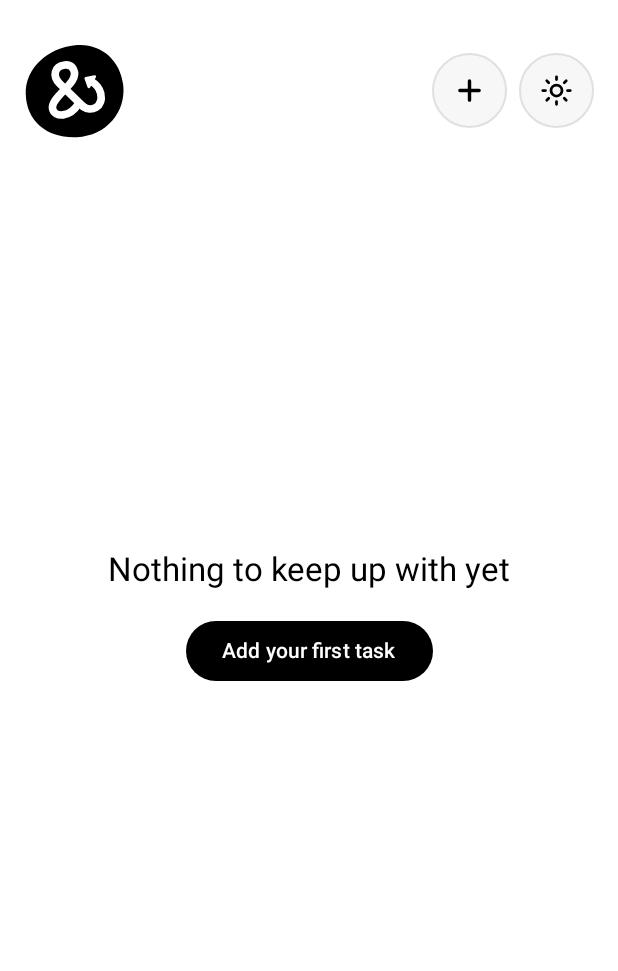
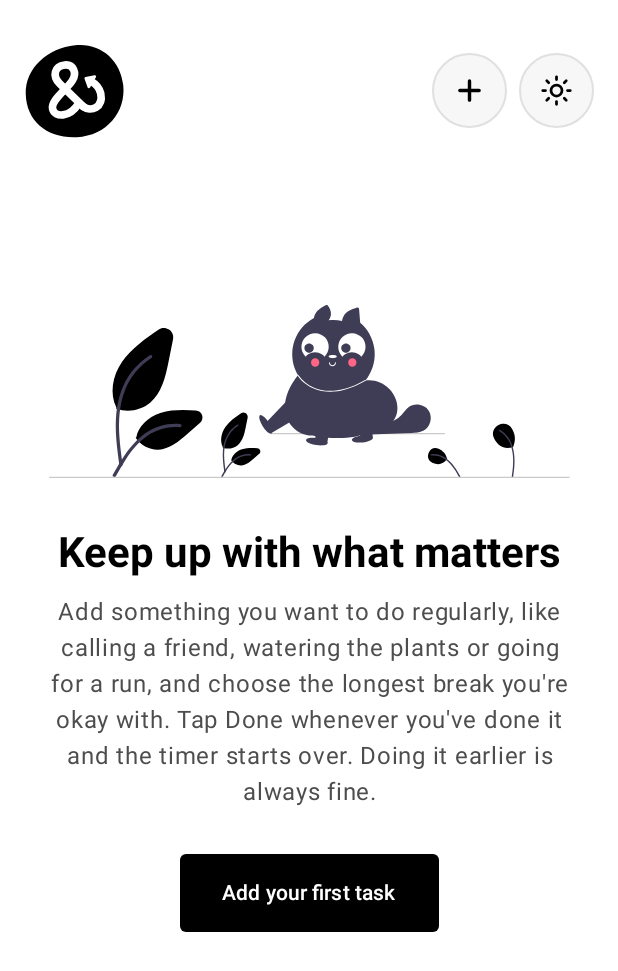
Before and after one commit to daniebeler/now-and-again, an Android app built with Jetpack Compose: the screen it shows after launch (MainActivity), on a phone screen of 412 x 824 dp. Shown: the top 971 px of the screen. Run offline under Robolectric (Android 15) with nearby library versions, the phone set to English and light mode, and no system bars; our stand-ins replace Room's generated code; libraries missing offline, so code that uses them is left out: androidx.glance, androidx.glance.appwidget; pictures from the network do not load; 1 statement that could not run was skipped.

Commit message:
Add footer easter egg

```diff
--- a/app/src/main/java/com/daniebeler/nowandagain/ui/home/HomeScreen.kt
+++ b/app/src/main/java/com/daniebeler/nowandagain/ui/home/HomeScreen.kt
@@ -8,12 +8,14 @@ import androidx.compose.animation.fadeIn
 import androidx.compose.animation.fadeOut
 import androidx.compose.animation.slideInVertically
 import androidx.compose.animation.slideOutVertically
+import androidx.compose.foundation.Image
 import androidx.compose.foundation.background
 import androidx.compose.foundation.clickable
 import androidx.compose.foundation.horizontalScroll
 import androidx.compose.foundation.interaction.MutableInteractionSource
 import androidx.compose.foundation.layout.Arrangement
 import androidx.compose.foundation.layout.Box
+import androidx.compose.foundation.layout.BoxWithConstraints
 import androidx.compose.foundation.layout.Column
 import androidx.compose.foundation.layout.PaddingValues
 import androidx.compose.foundation.layout.Row
@@ -23,6 +25,7 @@ import androidx.compose.foundation.layout.asPaddingValues
 import androidx.compose.foundation.layout.fillMaxSize
 import androidx.compose.foundation.layout.fillMaxWidth
 import androidx.compose.foundation.layout.height
+import androidx.compose.foundation.layout.heightIn
 import androidx.compose.foundation.layout.imePadding
 import androidx.compose.foundation.layout.navigationBarsPadding
 import androidx.compose.foundation.layout.padding
@@ -32,11 +35,13 @@ import androidx.compose.foundation.layout.statusBarsPadding
 import androidx.compose.foundation.layout.width
 import androidx.compose.foundation.lazy.LazyColumn
 import androidx.compose.foundation.lazy.itemsIndexed
+import androidx.compose.foundation.lazy.rememberLazyListState
 import androidx.compose.foundation.rememberScrollState
 import androidx.compose.foundation.shape.CornerSize
 import androidx.compose.foundation.shape.RoundedCornerShape
 import androidx.compose.foundation.text.KeyboardActions
 import androidx.compose.foundation.text.KeyboardOptions
+import androidx.compose.foundation.verticalScroll
 import androidx.compose.material3.Button
 import androidx.compose.material3.ButtonDefaults
 import androidx.compose.material3.FilledIconButton
@@ -57,7 +62,9 @@ import androidx.compose.material3.Text
 import androidx.compose.material3.TextButton
 import androidx.compose.runtime.Composable
 import androidx.compose.runtime.LaunchedEffect
+import androidx.compose.runtime.derivedStateOf
 import androidx.compose.runtime.getValue
+import androidx.compose.runtime.key
 import androidx.compose.runtime.mutableIntStateOf
 import androidx.compose.runtime.mutableStateOf
 import androidx.compose.runtime.remember
@@ -71,12 +78,18 @@ import androidx.compose.ui.focus.focusRequester
 import androidx.compose.ui.graphics.Brush
 import androidx.compose.ui.graphics.Color
 import androidx.compose.ui.graphics.StrokeCap
+import androidx.compose.ui.graphics.luminance
+import androidx.compose.ui.layout.ContentScale
+import androidx.compose.ui.platform.LocalDensity
 import androidx.compose.ui.platform.LocalFocusManager
+import androidx.compose.ui.platform.LocalUriHandler
 import androidx.compose.ui.res.painterResource
 import androidx.compose.ui.text.font.FontWeight
 import androidx.compose.ui.text.input.ImeAction
 import androidx.compose.ui.text.input.KeyboardCapitalization
+import androidx.compose.ui.text.style.TextAlign
 import androidx.compose.ui.unit.dp
+import androidx.compose.ui.unit.sp
 import androidx.lifecycle.compose.collectAsStateWithLifecycle
 import androidx.lifecycle.viewmodel.compose.viewModel
 import com.daniebeler.nowandagain.R
@@ -93,6 +106,9 @@ private sealed interface SheetMode {
     data object Add : SheetMode
     data class Edit(val task: Task) : SheetMode
 }
+
+private const val FOOTER_KEY = "footer"
+private val FOOTER_MIN_HEIGHT = 200.dp
 
 @Composable
 fun HomeScreen(
@@ -122,22 +138,45 @@ fun HomeScreen(
                         onAdd = { sheetMode = SheetMode.Add },
                     )
 
-                    else -> LazyColumn(
+                    else -> {
+                        val listState = rememberLazyListState()
+                        val density = LocalDensity.current
+                        val footerMinPx = with(density) { FOOTER_MIN_HEIGHT.roundToPx() }
+                        val taskCount = state.items.size
+
+                        // Height of the footer item. With few tasks it grows, so that the
+                        // whole list is exactly one footer taller than the screen.
+                        val footerHeightPx by remember(taskCount, footerMinPx) {
+                            derivedStateOf {
+                                val info = listState.layoutInfo
+                                val tasks = info.visibleItemsInfo.filter { it.key != FOOTER_KEY }
+                                if (tasks.size < taskCount) {
+                                    footerMinPx // long list: not every task is visible, so no extra space is needed
+                                } else {
+                                    val used =
+                                        info.beforeContentPadding + tasks.sumOf { it.size } + info.afterContentPadding
+                                    maxOf(
+                                        footerMinPx, info.viewportSize.height + footerMinPx - used
+                                    )
+                                }
+                            }
+                        }
+
+                        LazyColumn(
+                            state = listState,
                             modifier = Modifier.fillMaxSize(),
-                        contentPadding = PaddingValues(
-                            top = statusBarTop + topBarHeight,
-                            bottom = padding.calculateBottomPadding() + 96.dp,
-                        ),
+                            contentPadding = PaddingValues(top = statusBarTop + topBarHeight),
                         ) {
                             itemsIndexed(
-                            state.items,
-                            key = { _, item -> item.task.id }) { index, item ->
+                                state.items, key = { _, item -> item.task.id }) { index, item ->
                                 Column(Modifier.animateItem()) {
                                     if (index > 0) {
                                         HorizontalDivider(
                                             modifier = Modifier.padding(horizontal = 20.dp),
                                             thickness = 1.dp,
-                                        color = MaterialTheme.colorScheme.outlineVariant.copy(alpha = 0.5f),
+                                            color = MaterialTheme.colorScheme.outlineVariant.copy(
+                                                alpha = 0.5f
+                                            ),
                                         )
                                     }
                                     TaskListItem(
@@ -158,6 +197,10 @@ fun HomeScreen(
                                             }
                                         },
                                     )
+                                }
+                            }
+                            item(key = FOOTER_KEY) {
+                                ListFooter(Modifier.height(with(density) { footerHeightPx.toDp() }))
                             }
                         }
                     }
@@ -208,9 +251,7 @@ fun HomeScreen(
                 onDismiss = { sheetMode = null },
                 onSave = { name, days ->
                     if (editing == null) vm.addTask(name, days) else vm.editTask(
-                        editing,
-                        name,
-                        days
+                        editing, name, days
                     )
                     sheetMode = null
                 },
@@ -311,14 +352,49 @@ private fun TaskListItem(
 
 @Composable
 private fun EmptyState(onAdd: () -> Unit, modifier: Modifier = Modifier) {
+    val dark = MaterialTheme.colorScheme.background.luminance() < 0.5f
+
+    BoxWithConstraints(modifier.fillMaxSize()) {
         Column(
-        modifier = modifier.fillMaxSize(),
+            modifier = Modifier
+                .fillMaxWidth()
+                .heightIn(min = maxHeight)
+                .verticalScroll(rememberScrollState())
+                .padding(horizontal = 32.dp, vertical = 24.dp),
             verticalArrangement = Arrangement.Center,
             horizontalAlignment = Alignment.CenterHorizontally,
         ) {
-        Text("Nothing to keep up with yet", style = MaterialTheme.typography.titleLarge)
-        Spacer(Modifier.height(16.dp))
-        Button(onClick = onAdd) { Text("Add your first task") }
+            Image(
+                painter = painterResource(
+                    if (dark) R.drawable.playful_cat else R.drawable.playful_cat
+                ),
+                contentDescription = null,
+                contentScale = ContentScale.Fit,
+                modifier = Modifier
+                    .fillMaxWidth()
+                    .heightIn(max = 240.dp),
+            )
+            Spacer(Modifier.height(32.dp))
+            Text(
+                "Keep up with what matters",
+                style = MaterialTheme.typography.headlineMedium,
+                fontWeight = FontWeight.Bold,
+                textAlign = TextAlign.Center,
+            )
+            Spacer(Modifier.height(12.dp))
+            Text(
+                "Add something you want to do regularly, like calling a friend, " + "watering the plants or going for a run, and choose the longest " + "break you're okay with. Tap Done whenever you've done it and " + "the timer starts over. Doing it earlier is always fine.",
+                style = MaterialTheme.typography.bodyLarge,
+                color = MaterialTheme.colorScheme.onSurfaceVariant,
+                textAlign = TextAlign.Center,
+            )
+            Spacer(Modifier.height(32.dp))
+            Button(
+                onClick = onAdd,
+                shape = MaterialTheme.shapes.small,
+                contentPadding = PaddingValues(horizontal = 28.dp, vertical = 16.dp),
+            ) { Text("Add your first task") }
+        }
     }
 }
 
@@ -432,6 +508,7 @@ private fun SheetContent(
         }
     }
 }
+
 private const val MAX_INTERVAL = 365
 
 private val presets = listOf(
@@ -496,3 +573,45 @@ private fun IntervalPicker(days: Int, onChange: (Int) -> Unit) {
         }
     }
 }
+
+@Composable
+private fun ListFooter(modifier: Modifier = Modifier) {
+    Column(
+        modifier = modifier
+            .fillMaxWidth()
+            .navigationBarsPadding()
+            .padding(horizontal = 20.dp, vertical = 16.dp),
+        horizontalAlignment = Alignment.CenterHorizontally,
+        verticalArrangement = Arrangement.Bottom,
+    ) {
+        Image(
+            painter = painterResource(R.drawable.cow),
+            contentDescription = null,
+            modifier = Modifier.height(72.dp),
+        )
+        HorizontalDivider(
+            thickness = 1.dp,
+            color = MaterialTheme.colorScheme.outlineVariant.copy(alpha = 0.5f),
+        )
+        Spacer(Modifier.height(12.dp))
+
+        val uriHandler = LocalUriHandler.current
+
+        Text(
+            "A Ghostbyte Production",
+            style = MaterialTheme.typography.labelSmall,
+            letterSpacing = 0.6.sp,
+            color = MaterialTheme.colorScheme.onSurfaceVariant.copy(alpha = 0.5f),
+            modifier = Modifier
+                .clip(MaterialTheme.shapes.small)
+                .clickable(onClickLabel = "Open ghostbyte.dev") {
+                    try {
+                        uriHandler.openUri("https://ghostbyte.dev")
+                    } catch (_: Exception) {
+                        // No browser installed: do nothing
+                    }
+                }
+                .padding(horizontal = 12.dp, vertical = 8.dp),
+        )
+    }
+}
--- /dev/null
+++ b/app/src/main/res/drawable/playful_cat.xml
@@ -0,0 +1,108 @@
+<vector xmlns:android="http://schemas.android.com/apk/res/android"
+    android:width="785dp"
+    android:height="260.84dp"
+    android:viewportWidth="785"
+    android:viewportHeight="260.84">
+  <path
+      android:pathData="M118.97,159.29a52.29,52.29 0,0 1,-17.35 -2.95l-0.41,-0.15 0.34,-1.6c-10.09,-19.76 -6.61,-46.92 8.9,-69.25 14.1,-20.32 35.58,-35.11 54.53,-48.15h0a14.23,14.23 0,0 1,22.03 14.5l-6.7,33.62c-4.88,24.49 -10.68,47.66 -27.84,62.06A52.94,52.94 0,0 1,118.97 159.29Z"
+      android:fillColor="#000000"/>
+  <path
+      android:pathData="M106.09,241.4c-3.51,-25.55 -7.12,-51.44 -4.65,-77.26 2.19,-22.94 9.18,-45.34 23.43,-63.71a105.98,105.98 0,0 1,27.19 -24.64c2.72,-1.72 5.22,2.59 2.51,4.3a100.76,100.76 0,0 0,-39.86 48.09c-8.68,22.07 -10.07,46.13 -8.58,69.57 0.9,14.18 2.82,28.26 4.75,42.33a2.58,2.58 0,0 1,-1.74 3.06,2.51 2.51,0 0,1 -3.06,-1.74Z"
+      android:fillColor="#3f3d56"/>
+  <path
+      android:pathData="M163.44,218.2A39.13,39.13 0,0 1,130.92 200.68l-0.24,-0.37 0.97,-0.83c2.93,-16.09 17.11,-30.46 36.18,-36.64 17.33,-5.62 36.53,-4.7 53.46,-3.89h0a10.61,10.61 0,0 1,6.51 18.55l-18.92,16.71C195.09,206.39 181.34,217.39 164.81,218.17 164.36,218.19 163.9,218.2 163.44,218.2Z"
+      android:fillColor="#000000"/>
+  <path
+      android:pathData="M96.18,256.09c16.89,-29.88 36.47,-63.08 71.47,-73.7a79.75,79.75 0,0 1,30.06 -3.1c3.19,0.28 2.39,5.19 -0.79,4.92a74.09,74.09 0,0 0,-47.97 12.69c-13.53,9.21 -24.06,22.01 -32.97,35.58 -5.46,8.31 -10.35,16.98 -15.24,25.64C99.16,260.89 94.59,258.89 96.18,256.09Z"
+      android:fillColor="#3f3d56"/>
+  <path
+      android:pathData="M269.83,216.5a22.85,22.85 0,0 1,-7.58 -1.29l-0.41,-0.15 0.18,-0.84c-4.35,-8.61 -2.82,-20.4 3.91,-30.09 6.12,-8.81 15.41,-15.21 23.61,-20.85h0a6.43,6.43 0,0 1,9.95 6.55l-2.89,14.51c-2.12,10.62 -4.63,20.67 -12.11,26.95A23.13,23.13 0,0 1,269.83 216.5Z"
+      android:fillColor="#000000"/>
+  <path
+      android:pathData="M264.27,251.66c-1.51,-11.03 -3.07,-22.2 -2.01,-33.35 0.94,-9.9 3.96,-19.57 10.11,-27.5a45.74,45.74 0,0 1,11.74 -10.64c1.17,-0.74 2.25,1.12 1.09,1.86a43.49,43.49 0,0 0,-17.2 20.75c-3.74,9.52 -4.35,19.91 -3.7,30.03 0.39,6.12 1.22,12.2 2.05,18.27a1.11,1.11 0,0 1,-0.75 1.32,1.08 1.08,0 0,1 -1.32,-0.75Z"
+      android:fillColor="#3f3d56"/>
+  <path
+      android:pathData="M289.02,241.93a17.18,17.18 0,0 1,-14.28 -7.69l-0.24,-0.37 0.53,-0.45c1.32,-7.01 7.5,-13.25 15.79,-15.93 7.53,-2.44 15.84,-2.04 23.17,-1.69a4.86,4.86 0,0 1,2.99 8.5l-8.17,7.21c-5.99,5.29 -11.97,10.07 -19.19,10.41C289.43,241.92 289.22,241.93 289.02,241.93Z"
+      android:fillColor="#000000"/>
+  <path
+      android:pathData="M259.99,258c7.29,-12.9 15.74,-27.23 30.84,-31.81a34.42,34.42 0,0 1,12.97 -1.34c1.38,0.12 1.03,2.24 -0.34,2.12a31.98,31.98 0,0 0,-20.7 5.48c-5.84,3.97 -10.38,9.5 -14.23,15.36 -2.36,3.59 -4.47,7.33 -6.58,11.07C261.28,260.07 259.31,259.21 259.99,258Z"
+      android:fillColor="#3f3d56"/>
+  <path
+      android:pathData="M691.19,215.54c-8.65,0 -15.24,-4.67 -20.02,-14.12 -4.58,-9.06 0.17,-16.88 6.52,-20.31 6.36,-3.44 15.52,-3.13 20.6,5.67h0c4.95,8.58 5.52,17.47 1.69,26.43l0.19,0.88 -0.45,0.13A31.02,31.02 0,0 1,691.19 215.54Z"
+      android:fillColor="#000000"/>
+  <path
+      android:pathData="M699.73,259.66c4.42,-25.01 4.7,-56.69 -19.84,-71.48 -1.17,-0.74 -2.25,1.12 -1.08,1.86 23.7,14.33 22.99,44.94 18.85,69.05a1.08,1.08 0,0 0,2.07 0.57Z"
+      android:fillColor="#3f3d56"/>
+  <path
+      android:pathData="M586.91,239.96a21.01,21.01 0,0 1,-8.88 -2.24c-6.96,-3.27 -7.71,-10.12 -5.47,-15.12 2.22,-4.94 7.79,-8.88 14.78,-5.88a20.89,20.89 0,0 1,12.61 14.68l0.57,0.48 -0.28,0.38C596.41,237.4 592,239.96 586.91,239.96Z"
+      android:fillColor="#000000"/>
+  <path
+      android:pathData="M620.01,258c-8.71,-16.67 -22.62,-35.53 -43.82,-33.15 -1.38,0.12 -1.03,2.24 0.34,2.12 20.14,-2.08 33.24,16.03 41.51,31.9C618.72,260.07 620.69,259.21 620.01,258Z"
+      android:fillColor="#3f3d56"/>
+  <path
+      android:pathData="M784,260.84h-783a1,1 0,0 1,0 -2h783a1,1 0,0 1,0 2Z"
+      android:fillColor="#cacaca"/>
+  <path
+      android:pathData="M596,194.84h-261a1,1 0,0 1,0 -2h261a1,1 0,0 1,0 2Z"
+      android:fillColor="#cacaca"/>
+  <path
+      android:pathData="M469.19,26.93l-1.72,-21.39a2.9,2.9 0,0 0,-4.74 -1.11c-13.79,3.38 -19.36,10.58 -20.95,19.63a61.78,61.78 0,0 0,-20.14 -0.91c4.85,-6.9 4.51,-13.93 -0.53,-21.09a2.9,2.9 0,0 0,-4.72 -1.31c-9.33,4.71 -15.85,10.59 -16.9,18.73a62.2,62.2 0,1 0,69.71 7.44Z"
+      android:fillColor="#3f3d56"/>
+  <path
+      android:pathData="M476.95,113.74c50.42,-6.47 78.78,75.77 -2.56,80.35 -4.99,5.48 -44.1,10.05 -77.25,2.49 -29.75,1.19 -63.57,-37.73 -21.87,-90.81Z"
+      android:fillColor="#3f3d56"/>
+  <path
+      android:pathData="M426.62,156.17l0,41.6l19.45,0l15.43,-42.36"
+      android:fillColor="#3f3d56"/>
+  <path
+      android:pathData="M496.1,183.74c-0.11,-0.15 -0.18,-0.31 -0.28,-0.47q-1.24,0.05 -2.49,0.09Z"
+      android:fillColor="#3f3d56"/>
+  <path
+      android:pathData="M572.74,159.71c-6.21,-9.92 -21.4,-12.68 -30.7,-5.57 -4.2,3.21 -7.03,7.85 -10.61,11.72A39.31,39.31 0,0 1,508.59 177.94c-6.09,0.91 -12.54,0.42 -18.17,2.93 -5.46,2.43 -9.57,9.38 -6.6,14.41q31.42,-1.16 62.84,-2.32c6.03,-0.22 12.27,-0.5 17.66,-3.2C574.78,184.5 578.95,169.63 572.74,159.71Z"
+      android:fillColor="#3f3d56"/>
+  <path
+      android:pathData="M424.09,130.96a62.39,62.39 0,0 1,-25.05 -5c-16.52,-7.17 -24.1,-19.28 -24.41,-19.79a0.76,0.76 0,0 1,1.29 -0.79,55.78 55.78,0 0,0 23.8,19.23c14.88,6.43 40.29,9.66 76.85,-11.52a0.76,0.76 0,1 1,0.76 1.31h0C455.88,126.83 438.16,130.96 424.09,130.96Z"
+      android:fillColor="#fff"/>
+  <path
+      android:pathData="M427.38,92.47a5.31,5.31 0,0 1,-5.31 -5.31,0.76 0.76,0 0,1 1.52,0 3.79,3.79 0,0 0,7.58 0,0.76 0.76,0 0,1 1.52,0A5.31,5.31 0,0 1,427.38 92.47Z"
+      android:fillColor="#fff"/>
+  <path
+      android:pathData="M421.69,77.69a6.07,2.33 0,1 0,12.13 0a6.07,2.33 0,1 0,-12.13 0z"
+      android:fillColor="#fff"/>
+  <path
+      android:pathData="M386.97,77.86a18.5,18.5 0,0 1,28.39 0,20.56 20.56,0 1,0 -29.07,-0.67Q386.62,77.53 386.97,77.86Z"
+      android:fillColor="#fff"/>
+  <path
+      android:pathData="M442.48,77.86a18.5,18.5 0,0 1,28.39 0,20.56 20.56,0 1,0 -29.07,-0.67v0h0Q442.13,77.53 442.48,77.86Z"
+      android:fillColor="#fff"/>
+  <path
+      android:pathData="M392.15,64.99m-7.07,0a7.07,7.07 0,1 1,14.14 0a7.07,7.07 0,1 1,-14.14 0"
+      android:fillColor="#3f3d56"/>
+  <path
+      android:pathData="M447.66,64.99m-7.07,0a7.07,7.07 0,1 1,14.14 0a7.07,7.07 0,1 1,-14.14 0"
+      android:fillColor="#3f3d56"/>
+  <path
+      android:pathData="M457.33,86.63m-6.2,0a6.2,6.2 0,1 1,12.39 0a6.2,6.2 0,1 1,-12.39 0"
+      android:fillColor="#ff6584"/>
+  <path
+      android:pathData="M401.33,86.63m-6.2,0a6.2,6.2 0,1 1,12.39 0a6.2,6.2 0,1 1,-12.39 0"
+      android:fillColor="#ff6584"/>
+  <path
+      android:pathData="M322.18,182.82a15.92,5.31 58.06,1 0,9.01 -5.62a15.92,5.31 58.06,1 0,-9.01 5.62z"
+      android:fillColor="#3f3d56"/>
+  <path
+      android:pathData="M360.47,142.39l-33.79,35.59l8.81,15.17l31.9,-19.06"
+      android:fillColor="#3f3d56"/>
+  <path
+      android:pathData="M403.03,211.13a5.31,15.92 98.42,1 0,1.55 -10.5a5.31,15.92 98.42,1 0,-1.55 10.5z"
+      android:fillColor="#3f3d56"/>
+  <path
+      android:pathData="M397.02,155.78l5.24,48.79l17.24,3.58l6.16,-37.11"
+      android:fillColor="#3f3d56"/>
+  <path
+      android:pathData="M456.67,203.65a5.31,15.92 83.83,1 0,31.66 -3.43a5.31,15.92 83.83,1 0,-31.66 3.43z"
+      android:fillColor="#3f3d56"/>
+  <path
+      android:pathData="M453.3,155.15l17.36,45.9l17.58,-0.88l-3.39,-37.47"
+      android:fillColor="#3f3d56"/>
+</vector>
```
Also changed, not shown: app/src/main/res/drawable/cow.xml (added, +72 -0 lines). Lines whose indentation alone changed are shown as unchanged.
